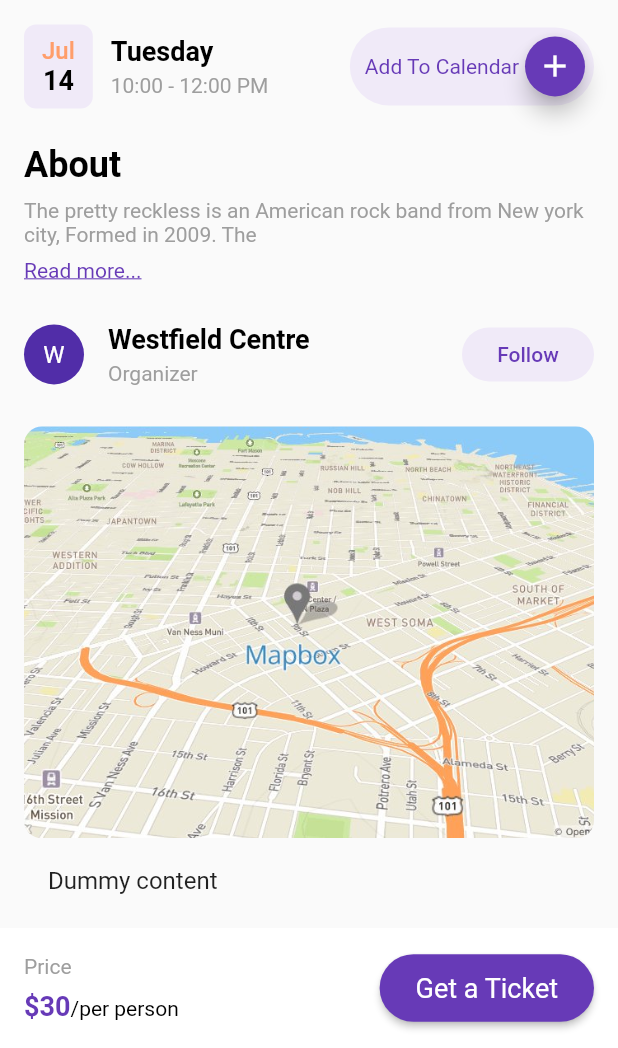
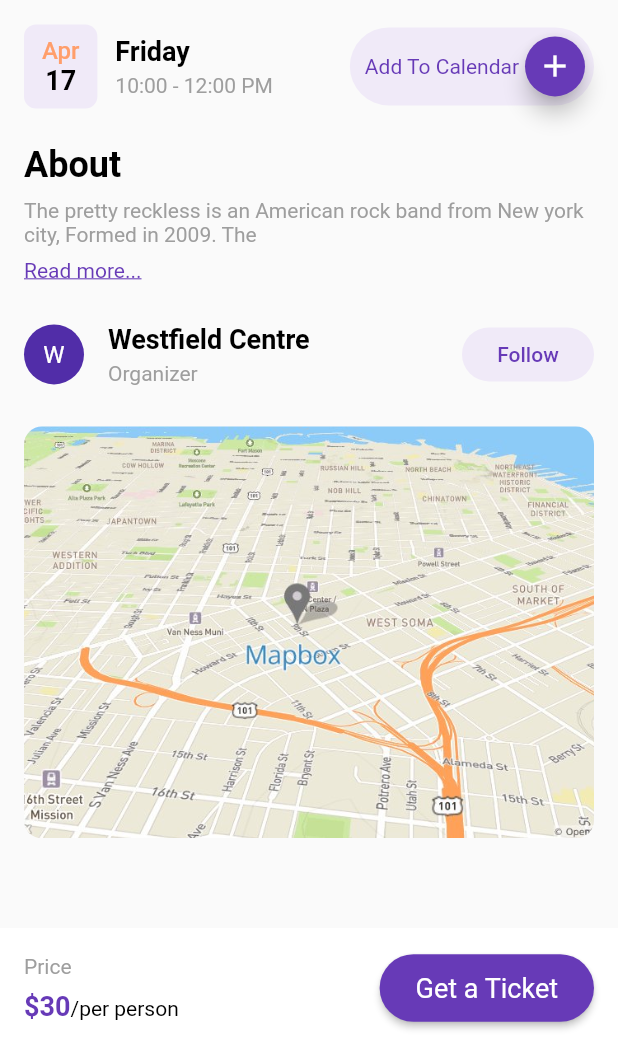
Before and after one commit to chunlee-thong/flutter_event_app, a Flutter app: the EventDetailPage screen opened directly with sample values from the repository, scrolled down 258 dp, on a phone screen of 412 x 824 dp, the part 188-1236 px from its top. Run offline on Flutter 3.47's test engine with Material 2 defaults, Android fonts, the phone set to English and light mode, and no system bars; our stand-ins replace font_awesome_flutter; network calls fail.

Commit message:
some minor fix

```diff
--- a/lib/pages/event_detail_page.dart
+++ b/lib/pages/event_detail_page.dart
@@ -23,6 +23,7 @@ class _EventDetailPageState extends State<EventDetailPage> with TickerProviderSt
   ScrollController scrollController;
   Animation<double> scale;
   Animation<double> appBarSlide;
+  double headerImageSize = 0;
   bool isFavorite = false;
   @override
   void initState() {
@@ -31,7 +32,7 @@ class _EventDetailPageState extends State<EventDetailPage> with TickerProviderSt
     bodyScrollAnimationController = AnimationController(vsync: this, duration: Duration(milliseconds: 300));
     scrollController = ScrollController()
       ..addListener(() {
-        if (scrollController.offset >= MediaQuery.of(context).size.height / 4) {
+        if (scrollController.offset >= headerImageSize / 2) {
           if (!bodyScrollAnimationController.isCompleted) bodyScrollAnimationController.forward();
         } else {
           if (bodyScrollAnimationController.isCompleted) bodyScrollAnimationController.reverse();
@@ -59,6 +60,7 @@ class _EventDetailPageState extends State<EventDetailPage> with TickerProviderSt
 
   @override
   Widget build(BuildContext context) {
+    headerImageSize = MediaQuery.of(context).size.height / 2.5;
     return ScaleTransition(
       scale: scale,
       child: BackdropFilter(
@@ -86,7 +88,8 @@ class _EventDetailPageState extends State<EventDetailPage> with TickerProviderSt
                           buildOrganizeInfo(),
                           UIHelper.verticalSpace(24),
                           buildEventLocation(),
-                          ...List.generate(10, (index) => ListTile(title: Text("Dummy content"))).toList(),
+                          UIHelper.verticalSpace(124),
+                          //...List.generate(10, (index) => ListTile(title: Text("Dummy content"))).toList(),
                         ],
                       ),
                     ),
@@ -131,14 +134,11 @@ class _EventDetailPageState extends State<EventDetailPage> with TickerProviderSt
           Navigator.of(context).pop();
         }
       },
-      child: Container(
-        width: double.infinity,
-        height: MediaQuery.of(context).size.height / 2.5,
       child: Stack(
         children: <Widget>[
           Container(
             width: MediaQuery.of(context).size.width,
-              height: MediaQuery.of(context).size.height / 2.5,
+            height: headerImageSize,
             child: Hero(
               tag: event.image,
               child: ClipRRect(
@@ -152,7 +152,6 @@ class _EventDetailPageState extends State<EventDetailPage> with TickerProviderSt
           ),
           buildHeaderButton(),
         ],
-        ),
       ),
     );
   }
```
Also changed, not shown: lib/models/event_model.dart (+11 -11 lines). Lines whose indentation alone changed are shown as unchanged.
